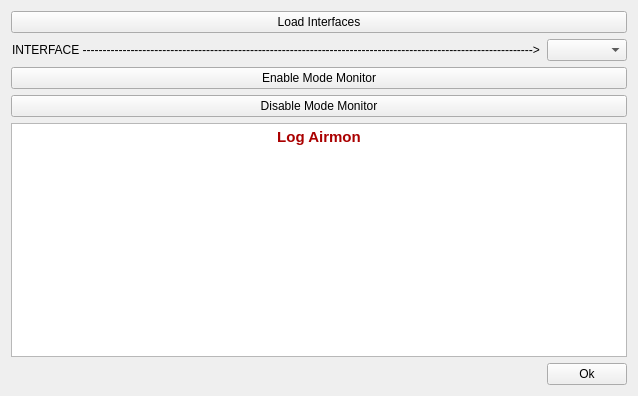
Qt form UI/airmon.ui (luca-m/aircrackgui-m4) before a commit.
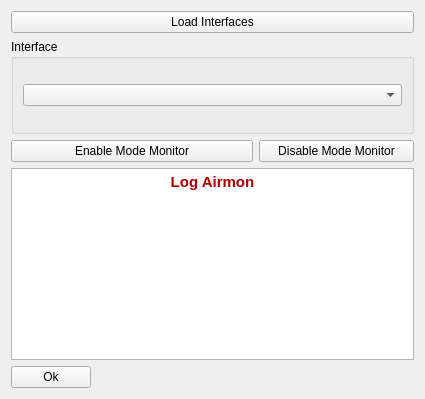
The same form after that commit. Icons and pictures are not drawn.

Commit message: - airmon interface optimized

Patch:
```diff
--- a/UI/airmon.ui
+++ b/UI/airmon.ui
@@ -9,43 +9,21 @@
    <rect>
     <x>0</x>
     <y>0</y>
-    <width>638</width>
-    <height>396</height>
+    <width>425</width>
+    <height>399</height>
    </rect>
   </property>
+  <property name="sizePolicy">
+   <sizepolicy hsizetype="Minimum" vsizetype="Preferred">
+    <horstretch>0</horstretch>
+    <verstretch>0</verstretch>
+   </sizepolicy>
+  </property>
   <property name="windowTitle">
    <string>Airmon-ng</string>
   </property>
   <layout class="QGridLayout" name="gridLayout">
-   <item row="0" column="0" colspan="2">
-    <widget class="QPushButton" name="pushButtonLoad">
-     <property name="text">
-      <string>Load Interfaces</string>
-     </property>
-     <property name="icon">
-      <iconset resource="../icons.qrc">
-       <normaloff>:/icons/icons/agt_update_misc.png</normaloff>:/icons/icons/agt_update_misc.png</iconset>
-     </property>
-    </widget>
-   </item>
-   <item row="1" column="0">
-    <widget class="QLabel" name="label">
-     <property name="text">
-      <string>INTERFACE -----------------------------------------------------------------------------------------------------------------&gt;</string>
-     </property>
-     <property name="alignment">
-      <set>Qt::AlignCenter</set>
-     </property>
-    </widget>
-   </item>
-   <item row="1" column="1">
-    <widget class="QComboBox" name="comboBox">
-     <property name="sizeAdjustPolicy">
-      <enum>QComboBox::AdjustToContentsOnFirstShow</enum>
-     </property>
-    </widget>
-   </item>
-   <item row="2" column="0" colspan="2">
+   <item row="4" column="0" colspan="2">
     <widget class="QPushButton" name="pushButtonEnable">
      <property name="text">
       <string>Enable Mode Monitor</string>
@@ -56,21 +34,10 @@
      </property>
     </widget>
    </item>
-   <item row="3" column="0" colspan="2">
-    <widget class="QPushButton" name="pushButtonDisable">
-     <property name="text">
-      <string>Disable Mode Monitor</string>
-     </property>
-     <property name="icon">
-      <iconset resource="../icons.qrc">
-       <normaloff>:/icons/icons/cnrdelete-all.png</normaloff>:/icons/icons/cnrdelete-all.png</iconset>
-     </property>
-    </widget>
-   </item>
-   <item row="4" column="0" colspan="2">
+   <item row="6" column="0" colspan="3">
     <widget class="QTextEdit" name="textEdit">
      <property name="sizePolicy">
-      <sizepolicy hsizetype="Expanding" vsizetype="Ignored">
+      <sizepolicy hsizetype="Minimum" vsizetype="Minimum">
        <horstretch>0</horstretch>
        <verstretch>0</verstretch>
       </sizepolicy>
@@ -82,7 +49,7 @@
       <string>&lt;!DOCTYPE HTML PUBLIC &quot;-//W3C//DTD HTML 4.0//EN&quot; &quot;http://www.w3.org/TR/REC-html40/strict.dtd&quot;&gt;
 &lt;html&gt;&lt;head&gt;&lt;meta name=&quot;qrichtext&quot; content=&quot;1&quot; /&gt;&lt;style type=&quot;text/css&quot;&gt;
 p, li { white-space: pre-wrap; }
-&lt;/style&gt;&lt;/head&gt;&lt;body style=&quot; font-family:'Sans Serif'; font-size:9pt; font-weight:400; font-style:normal;&quot;&gt;
+&lt;/style&gt;&lt;/head&gt;&lt;body style=&quot; font-family:'DejaVu Sans'; font-size:10pt; font-weight:400; font-style:normal;&quot;&gt;
 &lt;table border=&quot;0&quot; style=&quot;-qt-table-type: root; margin-top:4px; margin-bottom:4px; margin-left:4px; margin-right:4px;&quot;&gt;
 &lt;tr&gt;
 &lt;td style=&quot;border: none;&quot;&gt;
@@ -94,7 +61,29 @@
      </property>
     </widget>
    </item>
-   <item row="5" column="1">
+   <item row="0" column="0" colspan="3">
+    <widget class="QPushButton" name="pushButtonLoad">
+     <property name="text">
+      <string>Load Interfaces</string>
+     </property>
+     <property name="icon">
+      <iconset resource="../icons.qrc">
+       <normaloff>:/icons/icons/agt_update_misc.png</normaloff>:/icons/icons/agt_update_misc.png</iconset>
+     </property>
+    </widget>
+   </item>
+   <item row="4" column="2">
+    <widget class="QPushButton" name="pushButtonDisable">
+     <property name="text">
+      <string>Disable Mode Monitor</string>
+     </property>
+     <property name="icon">
+      <iconset resource="../icons.qrc">
+       <normaloff>:/icons/icons/cnrdelete-all.png</normaloff>:/icons/icons/cnrdelete-all.png</iconset>
+     </property>
+    </widget>
+   </item>
+   <item row="7" column="0">
     <widget class="QPushButton" name="pushButtonOk">
      <property name="sizePolicy">
       <sizepolicy hsizetype="Maximum" vsizetype="Fixed">
@@ -111,6 +100,28 @@
      </property>
     </widget>
    </item>
+   <item row="3" column="0" colspan="3">
+    <widget class="QGroupBox" name="groupBox">
+     <property name="title">
+      <string>Interface</string>
+     </property>
+     <layout class="QGridLayout" name="gridLayout_2">
+      <item row="0" column="0">
+       <widget class="QComboBox" name="comboBox">
+        <property name="sizePolicy">
+         <sizepolicy hsizetype="Minimum" vsizetype="Maximum">
+          <horstretch>0</horstretch>
+          <verstretch>0</verstretch>
+         </sizepolicy>
+        </property>
+        <property name="sizeAdjustPolicy">
+         <enum>QComboBox::AdjustToContentsOnFirstShow</enum>
+        </property>
+       </widget>
+      </item>
+     </layout>
+    </widget>
+   </item>
   </layout>
  </widget>
  <resources>
```
